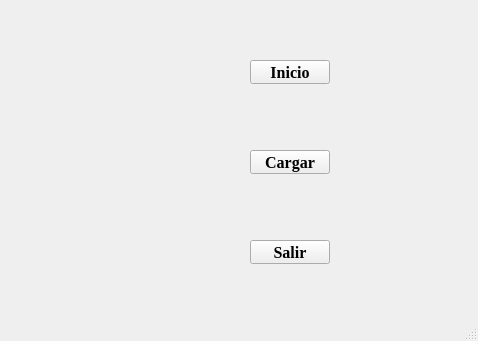
First picture: the form in aegtdahrpg.ui, repository Breixosepi/AEGTDAH-RPG, before the edit.
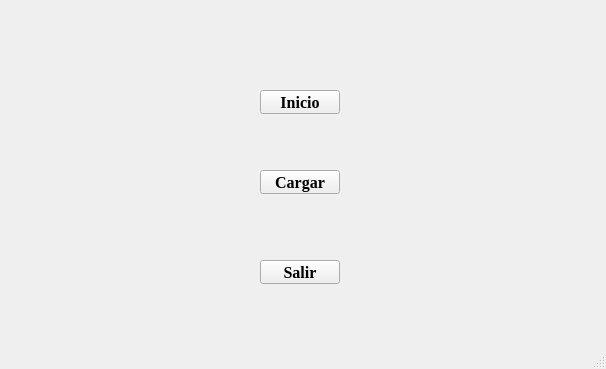
Second picture: the form after the edit.

```diff
--- a/aegtdahrpg.ui
+++ b/aegtdahrpg.ui
@@ -6,10 +6,22 @@
    <rect>
     <x>0</x>
     <y>0</y>
-    <width>478</width>
-    <height>341</height>
+    <width>606</width>
+    <height>369</height>
    </rect>
   </property>
+  <property name="minimumSize">
+   <size>
+    <width>606</width>
+    <height>369</height>
+   </size>
+  </property>
+  <property name="maximumSize">
+   <size>
+    <width>606</width>
+    <height>369</height>
+   </size>
+  </property>
   <property name="windowTitle">
    <string>aegtdahrpg</string>
   </property>
@@ -17,8 +29,8 @@
    <widget class="QPushButton" name="beginBtn">
     <property name="geometry">
      <rect>
-      <x>250</x>
-      <y>60</y>
+      <x>260</x>
+      <y>90</y>
       <width>80</width>
       <height>24</height>
      </rect>
@@ -40,8 +52,8 @@
    <widget class="QPushButton" name="loadBtn">
     <property name="geometry">
      <rect>
-      <x>250</x>
-      <y>150</y>
+      <x>260</x>
+      <y>170</y>
       <width>80</width>
       <height>24</height>
      </rect>
@@ -63,8 +75,8 @@
    <widget class="QPushButton" name="exitBtn">
     <property name="geometry">
      <rect>
-      <x>250</x>
-      <y>240</y>
+      <x>260</x>
+      <y>260</y>
       <width>80</width>
       <height>24</height>
      </rect>
```
Left out of the diff: 10 changed lines with no effect on the pictures.
